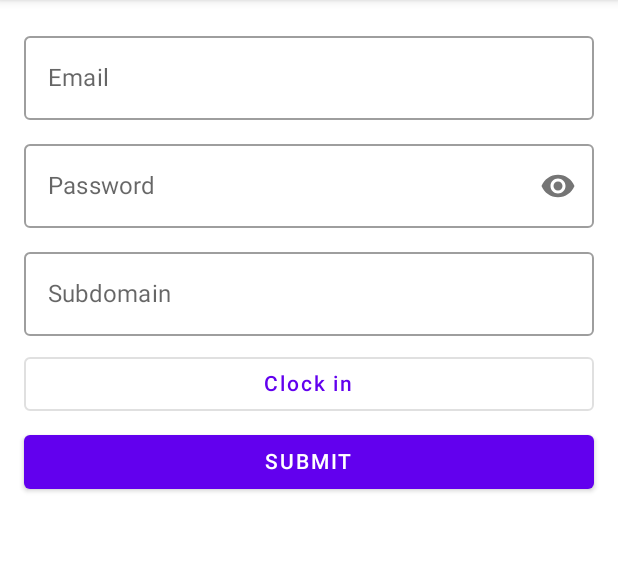
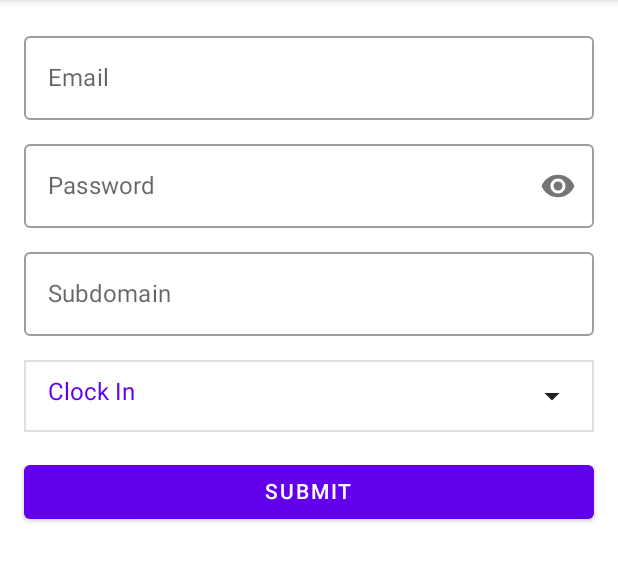
Before and after one commit to temqua/TimeClockWizardClient, an Android app built with Jetpack Compose: the screen it shows after launch (MainActivity), on a phone screen of 412 x 824 dp, the part 84-666 px from its top. Run offline under Robolectric (Android 15) with nearby library versions, the phone set to English and light mode, and no system bars.

Commit message:
:lipstick: :bug: Fixed dropdown. Fixed issue with updating views with datastore values. Handled switched off internet. Select-like layout for dropdown

```diff
--- a/app/build.gradle
+++ b/app/build.gradle
@@ -19,7 +19,7 @@ android {
 
     buildTypes {
         release {
-            minifyEnabled false
+            minifyEnabled true
             proguardFiles getDefaultProguardFile('proguard-android-optimize.txt'), 'proguard-rules.pro'
         }
     }
--- a/app/src/main/AndroidManifest.xml
+++ b/app/src/main/AndroidManifest.xml
@@ -2,7 +2,7 @@
 <manifest xmlns:android="http://schemas.android.com/apk/res/android">
 
     <uses-permission android:name="android.permission.INTERNET" />
-
+    <uses-permission android:name="android.permission.ACCESS_NETWORK_STATE" />
     <application
         android:icon="@mipmap/ic_launcher"
         android:roundIcon="@mipmap/ic_launcher_round"
--- a/app/src/main/java/io/github/temqua/timeclockwizardclient/MainActivity.kt
+++ b/app/src/main/java/io/github/temqua/timeclockwizardclient/MainActivity.kt
@@ -1,32 +1,43 @@
 package io.github.temqua.timeclockwizardclient
 
 
+import android.content.Context.CONNECTIVITY_SERVICE
 import android.content.res.Configuration
+import android.net.ConnectivityManager
 import android.os.Bundle
 import android.webkit.WebSettings
 import androidx.activity.ComponentActivity
 import androidx.activity.compose.setContent
+import androidx.compose.foundation.background
+import androidx.compose.foundation.border
+import androidx.compose.foundation.interaction.Interaction
+import androidx.compose.foundation.interaction.MutableInteractionSource
+import androidx.compose.foundation.layout.Arrangement
+import androidx.compose.foundation.layout.Box
 import androidx.compose.foundation.layout.Column
 import androidx.compose.foundation.layout.PaddingValues
+import androidx.compose.foundation.layout.Row
 import androidx.compose.foundation.layout.Spacer
 import androidx.compose.foundation.layout.fillMaxWidth
 import androidx.compose.foundation.layout.height
 import androidx.compose.foundation.layout.padding
 import androidx.compose.foundation.text.KeyboardOptions
 import androidx.compose.material.Button
+import androidx.compose.material.ButtonDefaults
 import androidx.compose.material.DropdownMenu
 import androidx.compose.material.DropdownMenuItem
 import androidx.compose.material.Icon
 import androidx.compose.material.IconButton
-import androidx.compose.material.OutlinedButton
+import androidx.compose.material.MaterialTheme
 import androidx.compose.material.OutlinedTextField
 import androidx.compose.material.Scaffold
-import androidx.compose.material.ScaffoldState
 import androidx.compose.material.Snackbar
 import androidx.compose.material.SnackbarHost
+import androidx.compose.material.SnackbarHostState
 import androidx.compose.material.Text
 import androidx.compose.material.TopAppBar
-import androidx.compose.material.rememberScaffoldState
+import androidx.compose.material.icons.Icons
+import androidx.compose.material.icons.filled.ArrowDropDown
 import androidx.compose.runtime.Composable
 import androidx.compose.runtime.collectAsState
 import androidx.compose.runtime.getValue
@@ -36,6 +47,7 @@ import androidx.compose.runtime.rememberCoroutineScope
 import androidx.compose.runtime.setValue
 import androidx.compose.ui.Alignment
 import androidx.compose.ui.Modifier
+import androidx.compose.ui.geometry.Size
 import androidx.compose.ui.platform.LocalContext
 import androidx.compose.ui.res.painterResource
 import androidx.compose.ui.text.input.KeyboardType
@@ -44,6 +56,8 @@ import androidx.compose.ui.text.input.VisualTransformation
 import androidx.compose.ui.tooling.preview.Preview
 import androidx.compose.ui.unit.dp
 import kotlinx.coroutines.Dispatchers
+import kotlinx.coroutines.flow.Flow
+import kotlinx.coroutines.flow.emptyFlow
 import kotlinx.coroutines.launch
 import kotlinx.coroutines.withContext
 import okhttp3.MultipartBody
@@ -61,7 +75,6 @@ class MainActivity : ComponentActivity() {
 }
 
 var userAgent: String = ""
-lateinit var scaffoldState: ScaffoldState
 
 @Preview(name = "Light Mode")
 @Preview(
@@ -72,22 +85,17 @@ lateinit var scaffoldState: ScaffoldState
 @Composable
 fun Main() {
     MainTheme {
-        scaffoldState = rememberScaffoldState()
         Scaffold(
-            scaffoldState = scaffoldState,
-            snackbarHost = {
-                SnackbarHost(
-                    hostState = it,
-                    snackbar = { data ->
-                        Snackbar(
-                            snackbarData = data
-                        )
-                    },
-                )
-            },
             topBar = {
                 TopAppBar(
                     title = { Text("TimeClockWizard Client") },
+                    /*
+                                        actions = {
+                                            IconButton(onClick = {}) {
+                                                Icon(Icons.Filled.MoreVert, "More")
+                                            }
+                                        }
+                    */
                 )
             },
             content = {
@@ -104,26 +112,36 @@ fun Content(paddingValues: PaddingValues) {
     val composableScope = rememberCoroutineScope()
     val savedEmail = dataStore.emailFlow.collectAsState(initial = "")
     val savedSubdomain = dataStore.subdomainFlow.collectAsState(initial = "")
-    var emailState by remember { mutableStateOf("") }
+    val snackbarHostState = remember {
+        SnackbarHostState()
+    }
+    var updatedEmail by remember { mutableStateOf(false) }
+    var updatedSubdomain by remember { mutableStateOf(false) }
+    var emailState by remember { mutableStateOf(savedEmail.value) }
     var passwordState by remember { mutableStateOf("") }
-    var subDomainState by remember { mutableStateOf("") }
+    var subDomainState by remember { mutableStateOf(savedSubdomain.value) }
     var commandState by remember { mutableStateOf(TimerCommand.ClockIn) }
     var expanded by remember { mutableStateOf(false) }
     var passwordVisibility by remember { mutableStateOf(false) }
-    if (savedEmail.value.isNotEmpty()) {
+
+    if (savedEmail.value.isNotEmpty() && !updatedEmail) {
         emailState = savedEmail.value
+        updatedEmail = true
     }
-    if (savedSubdomain.value.isNotEmpty()) {
+    if (savedSubdomain.value.isNotEmpty() && !updatedSubdomain) {
         subDomainState = savedSubdomain.value
+        updatedSubdomain = true
     }
     val icon = if (passwordVisibility)
         painterResource(id = R.drawable.baseline_visibility_off_24)
     else
         painterResource(id = R.drawable.baseline_visibility_24)
+    var colSize by remember { mutableStateOf(Size.Zero) }
     Column(
         modifier = Modifier
             .padding(16.dp),
         horizontalAlignment = Alignment.CenterHorizontally
+
     ) {
         OutlinedTextField(
             modifier = Modifier.fillMaxWidth(),
@@ -157,20 +175,38 @@ fun Content(paddingValues: PaddingValues) {
             onValueChange = { subDomainState = it.trim() },
             modifier = Modifier.fillMaxWidth(),
             label = { Text(text = "Subdomain") },
+
             )
-        Spacer(modifier = Modifier.height(8.dp))
-        OutlinedButton(
+        Spacer(modifier = Modifier.height(16.dp))
+        IconButton(
+            modifier = Modifier
+                .background(MaterialTheme.colors.background)
+                .border(ButtonDefaults.outlinedBorder)
+                .fillMaxWidth(),
+            interactionSource = NoRippleInteractionSource(),
             onClick = {
                 expanded = true
             },
+        ) {
+            Row(
+                horizontalArrangement = Arrangement.SpaceBetween,
+                modifier = Modifier
+                    .fillMaxWidth()
+                    .padding(16.dp, 8.dp)
+            ) {
+                Text(
+                    text = commandState.command,
+                    color = MaterialTheme.colors.primary
+                )
+                Icon(Icons.Filled.ArrowDropDown, contentDescription = "Choose command")
+            }
+        }
+        Box(
             modifier = Modifier.fillMaxWidth()
         ) {
-            Text(commandState.command)
-        }
             DropdownMenu(
                 expanded = expanded,
                 onDismissRequest = { expanded = false },
-            modifier = Modifier.fillMaxWidth(),
             ) {
                 DropdownMenuItem(
                     onClick = {
@@ -187,25 +223,36 @@ fun Content(paddingValues: PaddingValues) {
                     content = { Text(text = "Clock Out") }
                 )
             }
-        Spacer(modifier = Modifier.height(4.dp))
+        }
+        Spacer(modifier = Modifier.height(16.dp))
         Button(
             onClick = {
                 composableScope.launch {
                     if (!android.util.Patterns.EMAIL_ADDRESS.matcher(emailState).matches()) {
-                        scaffoldState.snackbarHostState.showSnackbar(
+                        snackbarHostState.showSnackbar(
                             message = "You entered invalid email",
                         )
                         return@launch
                     }
                     if (subDomainState.isEmpty()) {
-                        scaffoldState.snackbarHostState.showSnackbar(
+                        snackbarHostState.showSnackbar(
                             message = "Subdomain field must contain data",
                         )
                         return@launch
                     }
                     if (passwordState.isEmpty()) {
-                        scaffoldState.snackbarHostState.showSnackbar(
+                        snackbarHostState.showSnackbar(
                             message = "Password field must contain data",
+                        )
+                        return@launch
+                    }
+                    val connManager =
+                        context.getSystemService(CONNECTIVITY_SERVICE) as ConnectivityManager
+                    val networkCapabilities =
+                        connManager.getNetworkCapabilities(connManager.activeNetwork)
+                    if (networkCapabilities == null) {
+                        snackbarHostState.showSnackbar(
+                            message = "Please check your internet connection. Turn on Wi-Fi or mobile network.",
                         )
                         return@launch
                     }
@@ -214,7 +261,7 @@ fun Content(paddingValues: PaddingValues) {
                         dataStore.saveSubdomain(subDomainState)
                         val result = fetchVerificationToken(userAgent, subDomainState)
                         if (!result.successful || result.data.isEmpty()) {
-                            scaffoldState.snackbarHostState.showSnackbar(
+                            snackbarHostState.showSnackbar(
                                 message = "Authorization unsuccessful. Check your credentials and internet connection please. ${result.error}",
                             )
                             return@withContext
@@ -237,7 +284,7 @@ fun Content(paddingValues: PaddingValues) {
                             if (submitResult) "You have been successfully ${getMessage(commandState)}"
                             else "Authorization unsuccessful. Check your credentials, please."
 
-                        scaffoldState.snackbarHostState.showSnackbar(
+                        snackbarHostState.showSnackbar(
                             message = msg,
                         )
                     }
@@ -247,12 +294,20 @@ fun Content(paddingValues: PaddingValues) {
         ) {
             Text(text = "SUBMIT")
         }
+        SnackbarHost(
+            hostState = snackbarHostState,
+            snackbar = { data ->
+                Snackbar(
+                    snackbarData = data,
+                )
+            },
+        )
     }
 }
 
-fun getMessage(command: TimerCommand): String {
-    return if (command == TimerCommand.ClockIn) "clocked in" else "clocked out"
-}
+fun getMessage(command: TimerCommand): String =
+    if (command == TimerCommand.ClockIn) "clocked in" else "clocked out"
+
 
 fun fetchVerificationToken(userAgent: String, subDomain: String): Result {
     val client = OkHttpClient()
@@ -305,3 +360,12 @@ fun submitForm(
     val receivedCookies = response.headers.values("set-cookie")
     return response.isSuccessful && receivedCookies.isNotEmpty()
 }
+
+class NoRippleInteractionSource : MutableInteractionSource {
+
+    override val interactions: Flow<Interaction> = emptyFlow()
+
+    override suspend fun emit(interaction: Interaction) {}
+
+    override fun tryEmit(interaction: Interaction) = true
+}
--- a/app/src/main/java/io/github/temqua/timeclockwizardclient/TimerCommand.java
+++ b/app/src/main/java/io/github/temqua/timeclockwizardclient/TimerCommand.java
@@ -2,8 +2,8 @@ package io.github.temqua.timeclockwizardclient;
 
 public enum TimerCommand {
 
-    ClockIn("Clock in"),
-    ClockOut("Clock out");
+    ClockIn("Clock In"),
+    ClockOut("Clock Out");
     private final String command;
 
     TimerCommand(String command) {
```
Lines whose indentation alone changed are shown as unchanged.
